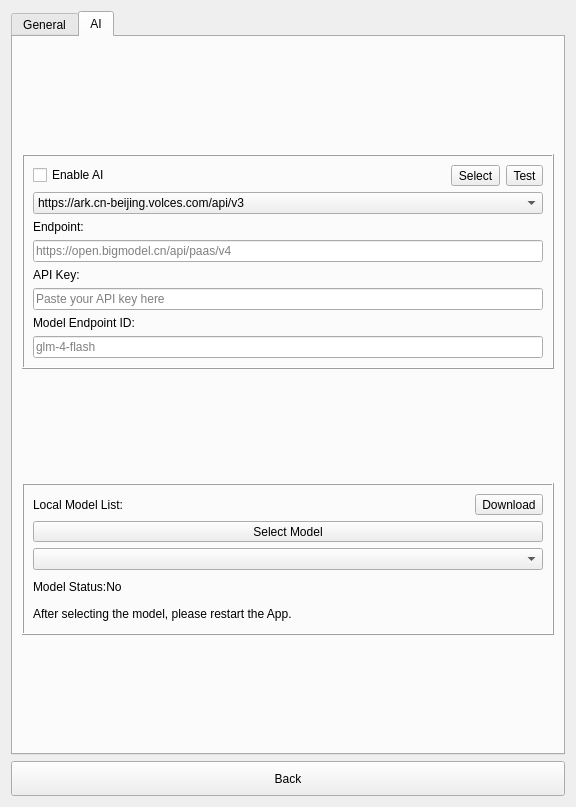
First picture: the form in src/Preferences.ui, repository ic005k/Knot, before the edit.
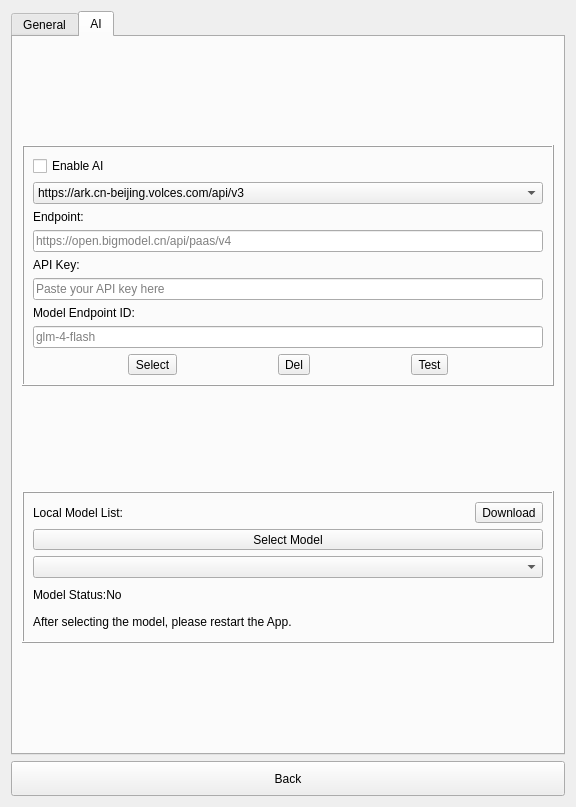
Second picture: the form after the edit. The open tabs and pages were chosen to show the change. Icons and pictures are not drawn.

Diff of the .ui file:
```diff
--- a/src/Preferences.ui
+++ b/src/Preferences.ui
@@ -314,29 +314,11 @@
          </property>
          <layout class="QVBoxLayout" name="verticalLayout_5">
           <item>
-           <layout class="QHBoxLayout" name="horizontalLayout_2">
-            <item>
-             <widget class="QCheckBox" name="chkAI">
-              <property name="text">
-               <string>Enable AI</string>
-              </property>
-             </widget>
-            </item>
-            <item>
-             <widget class="QToolButton" name="btnAISelect">
-              <property name="text">
-               <string>Select</string>
-              </property>
-             </widget>
-            </item>
-            <item>
-             <widget class="QToolButton" name="btnAITest">
-              <property name="text">
-               <string>Test</string>
-              </property>
-             </widget>
-            </item>
-           </layout>
+           <widget class="QCheckBox" name="chkAI">
+            <property name="text">
+             <string>Enable AI</string>
+            </property>
+           </widget>
           </item>
           <item>
            <widget class="QComboBox" name="cboxEndpoint">
@@ -392,6 +374,31 @@
             </property>
            </widget>
           </item>
+          <item>
+           <layout class="QHBoxLayout" name="horizontalLayout_4">
+            <item>
+             <widget class="QToolButton" name="btnAISelect">
+              <property name="text">
+               <string>Select</string>
+              </property>
+             </widget>
+            </item>
+            <item>
+             <widget class="QToolButton" name="btnDel">
+              <property name="text">
+               <string>Del</string>
+              </property>
+             </widget>
+            </item>
+            <item>
+             <widget class="QToolButton" name="btnAITest">
+              <property name="text">
+               <string>Test</string>
+              </property>
+             </widget>
+            </item>
+           </layout>
+          </item>
          </layout>
         </widget>
        </item>
```
Left out of the diff: 6 changed lines with no effect on the pictures.
